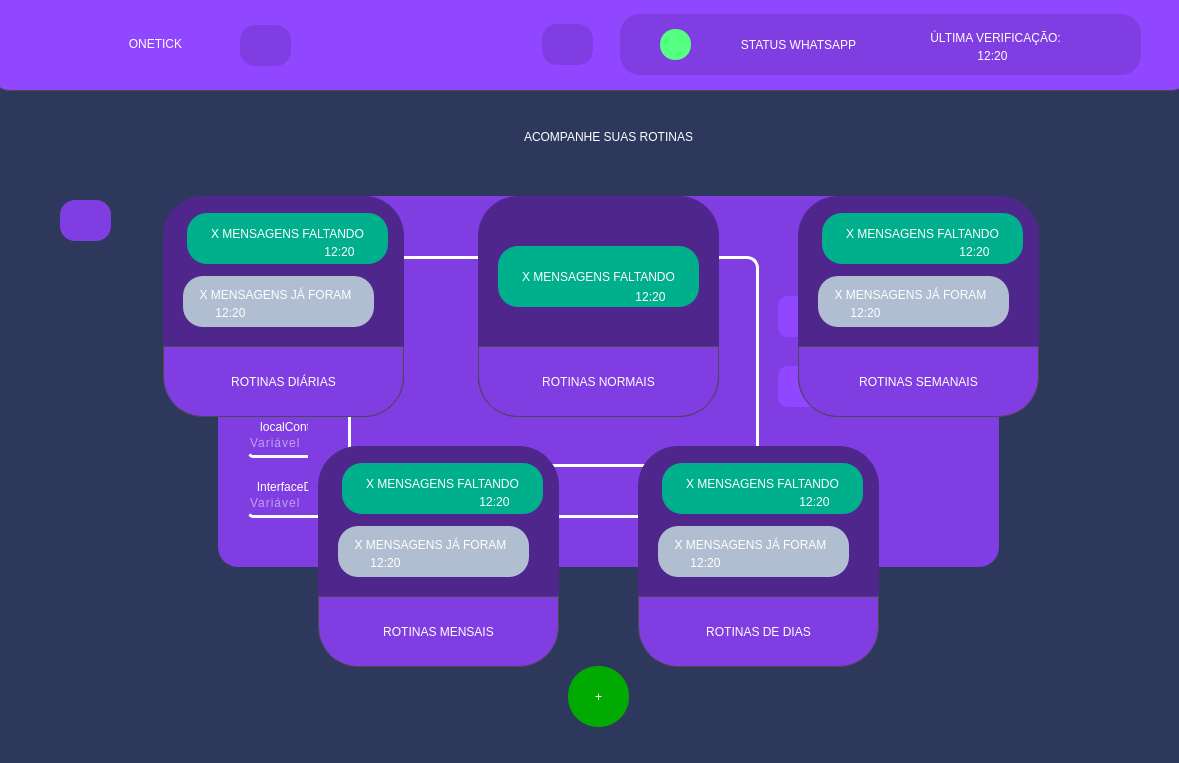
arthur-hds/tccteam, file TCC/Interface/Vizualizador.ui: the form before one commit.
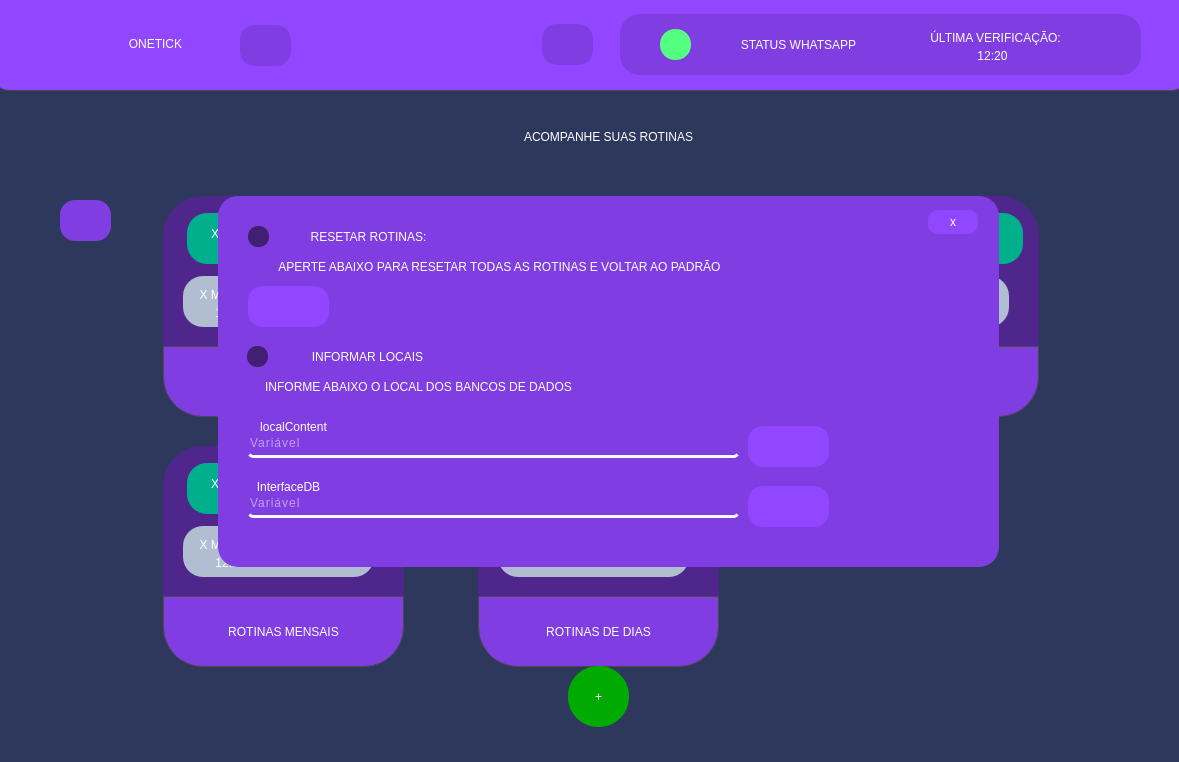
The form after the commit. Icons and pictures are not drawn.

Diff of the .ui file:
```diff
--- a/TCC/Interface/Vizualizador.ui
+++ b/TCC/Interface/Vizualizador.ui
@@ -7,7 +7,7 @@
     <x>0</x>
     <y>0</y>
     <width>1179</width>
-    <height>763</height>
+    <height>762</height>
    </rect>
   </property>
   <property name="windowTitle">
@@ -184,7 +184,7 @@
      <widget class="QWidget" name="widgetRotinasDeDias" native="true">
       <property name="geometry">
        <rect>
-        <x>638</x>
+        <x>478</x>
         <y>456</y>
         <width>241</width>
         <height>221</height>
@@ -866,7 +866,7 @@
      <widget class="QWidget" name="widgetRotinasMensais" native="true">
       <property name="geometry">
        <rect>
-        <x>318</x>
+        <x>163</x>
         <y>456</y>
         <width>241</width>
         <height>221</height>
@@ -2370,7 +2370,6 @@
        <string/>
       </property>
      </widget>
-     <zorder>widgetOpcoes</zorder>
      <zorder>widgetAbrirMensagens</zorder>
      <zorder>widgetRotinasDeDias</zorder>
      <zorder>label_68</zorder>
@@ -2381,6 +2380,7 @@
      <zorder>widgetTab</zorder>
      <zorder>widgetRotinasDiarias</zorder>
      <zorder>botaoAtualizarRotinas</zorder>
+     <zorder>widgetOpcoes</zorder>
     </widget>
    </widget>
   </widget>
```
Left out of the diff: 1 changed line with no effect on the pictures.
